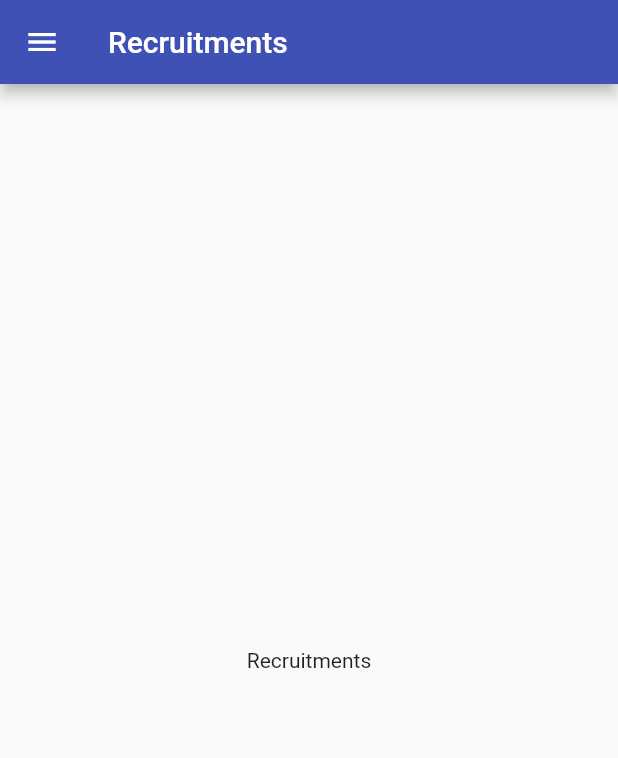
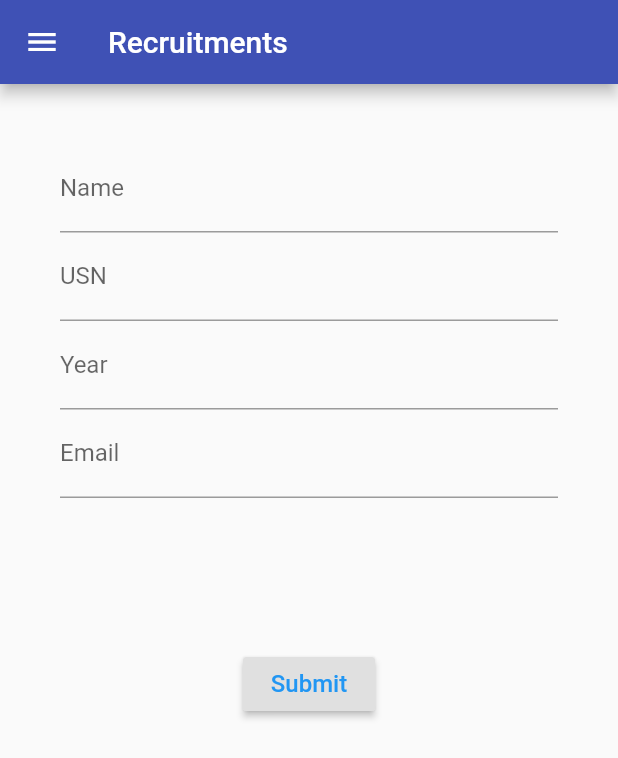
Before and after one commit to akashdecoder/FlutterDrawerProject, a Flutter app: the RecruitmentPAge screen opened by its route, on a phone screen of 412 x 824 dp. Shown: the top 758 px of the screen. Run offline on Flutter 3.47's test engine with Material 2 defaults, Android fonts, the phone set to English and light mode, and no system bars.

Commit message:
Added from validator

```diff
--- a/lib/module/recruitments/recruitment.dart
+++ b/lib/module/recruitments/recruitment.dart
@@ -3,15 +3,123 @@ import 'package:flutter/material.dart';
 
 class RecruitmentPAge extends StatelessWidget {
   static const String routeName = '/recruitment';
+  String _name;
+  String _usn;
+  String _year;
+  String _email;
+
+  final GlobalKey<FormState> _formkey = GlobalKey<FormState>();
+
+  Widget _buildName() {
+    return TextFormField(
+      decoration: InputDecoration(labelText: 'Name'),
+      // ignore: missing_return
+      validator: (String value) {
+        if(value.isEmpty) {
+          return 'Name is required';
+        }
+      },
+      onSaved: (String value) {
+        _name = value;
+      },
+    );
+  }
+
+  Widget _buildUsn() {
+    return TextFormField(
+      decoration: InputDecoration(labelText: 'USN'),
+      // ignore: missing_return
+      validator: (String value) {
+        if(value.isEmpty) {
+          return 'USN is required';
+        }
+      },
+      onSaved: (String value) {
+        _usn = value;
+      },
+    );
+  }
+
+  Widget _buildYear() {
+    return TextFormField(
+      decoration: InputDecoration(
+          labelText: 'Year'
+      ),
+      keyboardType: TextInputType.number,
+      // ignore: missing_return
+      validator: (String value) {
+        if(value.isEmpty) {
+          return 'Year is required';
+        }
+      },
+      onSaved: (String value) {
+        _year = value;
+      },
+    );
+  }
+
+  Widget _buildEmail() {
+    return TextFormField(
+      decoration: InputDecoration(labelText: 'Email'),
+      // ignore: missing_return
+      validator: (String value) {
+        if(value.isEmpty) {
+          return 'Email is required';
+        }
+
+        if(!RegExp(
+            r"[a-z0-9!#$%&'*+/=?^_`{|}~-]+(?:\.[a-z0-9!#$%&'*+/=?^_`{|}~-]+)*@(?:[a-z0-9](?:[a-z0-9-]*[a-z0-9])?\.)+[a-z0-9](?:[a-z0-9-]*[a-z0-9])?"
+        ).hasMatch(value)) {
+          return 'Please Enter valid Email address';
+        }
+        return null;
+      },
+      onSaved: (String value) {
+        _email = value;
+      },
+    );
+  }
+
+
   @override
   Widget build(BuildContext context) {
     return Scaffold(
+      resizeToAvoidBottomPadding: false,
       appBar: AppBar(
         title: Text('Recruitments'),
       ),
       drawer: AppDrawer(),
-      body: Center(
-          child: Text('Recruitments')
+      body: SingleChildScrollView(
+        padding: EdgeInsets.all(40),
+        child: Form(
+          key: _formkey,
+          child: Column(
+          mainAxisAlignment: MainAxisAlignment.center,
+          children: <Widget>[
+            _buildName(),
+            _buildUsn(),
+            _buildYear(),
+            _buildEmail(),
+            SizedBox(height: 100),
+            RaisedButton(
+              child: Text(
+                'Submit',
+                style: TextStyle(
+                  color: Colors.blue,
+                  fontSize: 16,
+                ),
+              ),
+              onPressed: () {
+                if(!_formkey.currentState.validate()) {
+                  return;
+                }
+
+                _formkey.currentState.save();
+                print(_name);
+              },
+            ),
+          ],
+        ),),
       ),
     );
   }
```
